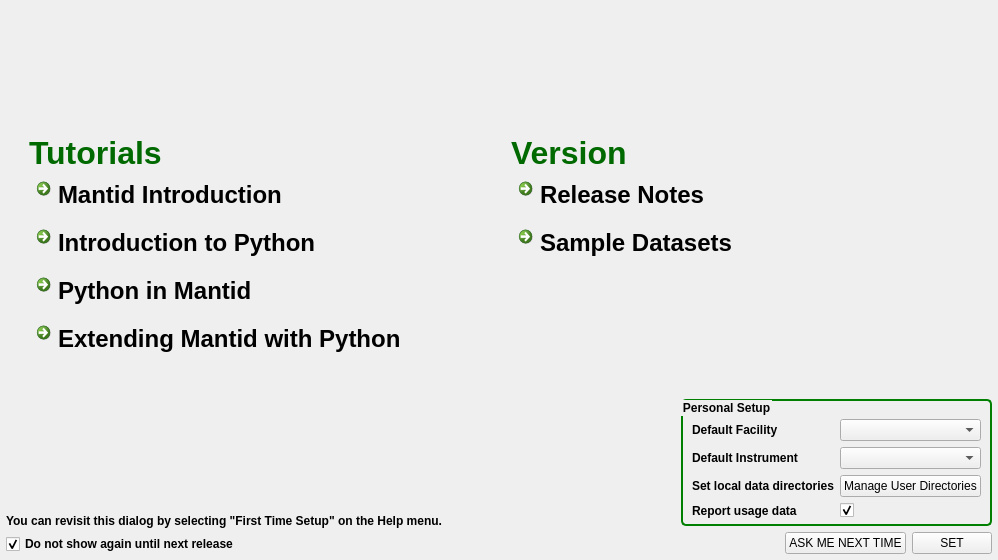
Above: Code/Mantid/MantidPlot/src/Mantid/FirstTimeSetup.ui from mantidproject/mantid before the change. Below: the same form after it.
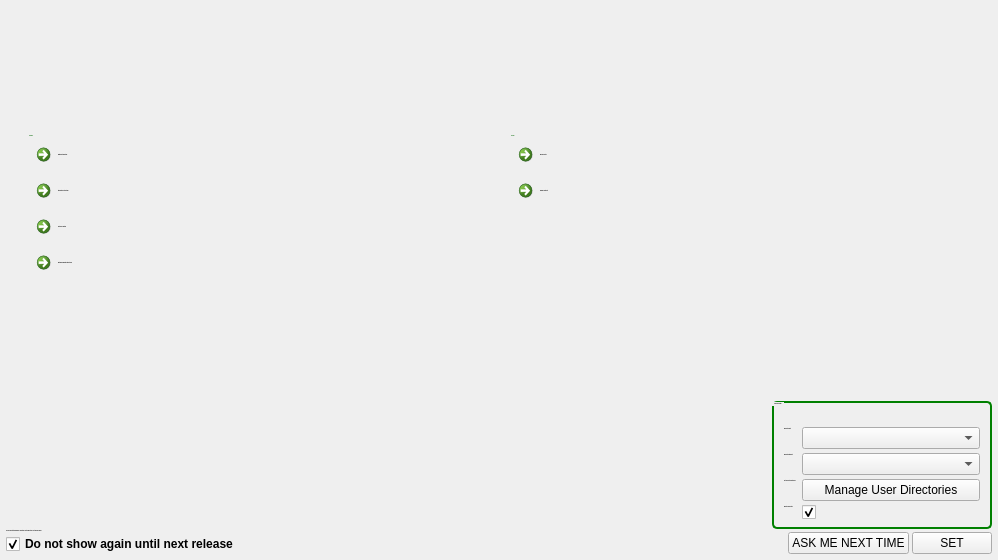
That is the form after the change. Icons and pictures are not drawn. Custom widgets are drawn as their Qt base class.

Commit message: re #10772 try to decrease conflicts

```diff
--- a/Code/Mantid/MantidPlot/src/Mantid/FirstTimeSetup.ui
+++ b/Code/Mantid/MantidPlot/src/Mantid/FirstTimeSetup.ui
@@ -37,8 +37,31 @@
    <string>Welcome to Mantid</string>
   </property>
   <property name="styleSheet">
-   <string notr="true">QDialog#FirstTimeSetup{background-image: url(:/First_use_Background.png);}
-</string>
+   <string notr="true">QDialog#FirstTimeSetup{
+	background-image: url(:/First_use_Background.png);
+}
+QDialog#FirstTimeSetup QLabel{
+	font: 12px &quot;Segoe UI&quot;;
+    font-weight: bold;
+}
+QDialog#FirstTimeSetup QCheckbox{
+	font: 12px&quot;Segoe UI&quot;;
+    font-weight: bold;
+}
+QDialog#FirstTimeSetup QGroupBox{
+	font: 12px &quot;Segoe UI&quot;;
+    font-weight: bold;
+}
+QDialog#FirstTimeSetup QPushButton{
+	font: 12px&quot;Segoe UI&quot;;
+}
+QDialog#FirstTimeSetup QComboBox{
+	font: 12px &quot;Segoe UI&quot;;
+}
+QDialog#FirstTimeSetup QCommandLinkButton{
+	font: 28px &quot;Segoe UI&quot;;
+    font-weight: bold;
+}</string>
   </property>
   <layout class="QVBoxLayout" name="verticalLayout_3">
    <property name="leftMargin">
@@ -66,8 +89,9 @@
        <property name="font">
         <font>
          <family>Segoe UI</family>
-         <pointsize>18</pointsize>
+         <pointsize>-1</pointsize>
          <weight>75</weight>
+         <italic>false</italic>
          <bold>true</bold>
         </font>
        </property>
@@ -100,8 +124,9 @@
        <property name="font">
         <font>
          <family>Segoe UI</family>
-         <pointsize>18</pointsize>
+         <pointsize>-1</pointsize>
          <weight>75</weight>
+         <italic>false</italic>
          <bold>true</bold>
         </font>
        </property>
@@ -134,8 +159,9 @@
        <property name="font">
         <font>
          <family>Segoe UI</family>
-         <pointsize>18</pointsize>
+         <pointsize>-1</pointsize>
          <weight>75</weight>
+         <italic>false</italic>
          <bold>true</bold>
         </font>
        </property>
@@ -168,8 +194,9 @@
        <property name="font">
         <font>
          <family>Segoe UI</family>
-         <pointsize>18</pointsize>
+         <pointsize>-1</pointsize>
          <weight>75</weight>
+         <italic>false</italic>
          <bold>true</bold>
         </font>
        </property>
@@ -202,13 +229,16 @@
        <property name="font">
         <font>
          <family>Segoe UI</family>
-         <pointsize>24</pointsize>
+         <pointsize>-1</pointsize>
          <weight>75</weight>
+         <italic>false</italic>
          <bold>true</bold>
         </font>
        </property>
        <property name="styleSheet">
-        <string notr="true">color: rgb(0, 105, 0);</string>
+        <string notr="true">color: rgb(0, 105, 0);
+font: 28px &quot;Segoe UI&quot;;
+font-weight: bold;</string>
        </property>
        <property name="text">
         <string>Tutorials</string>
@@ -220,13 +250,16 @@
        <property name="font">
         <font>
          <family>Segoe UI</family>
-         <pointsize>24</pointsize>
+         <pointsize>-1</pointsize>
          <weight>75</weight>
+         <italic>false</italic>
          <bold>true</bold>
         </font>
        </property>
        <property name="styleSheet">
-        <string notr="true">color: rgb(0, 105, 0);</string>
+        <string notr="true">color: rgb(0, 105, 0);
+font: 28px &quot;Segoe UI&quot;;
+font-weight: bold;</string>
        </property>
        <property name="text">
         <string>Version </string>
@@ -238,8 +271,9 @@
        <property name="font">
         <font>
          <family>Segoe UI</family>
-         <pointsize>18</pointsize>
+         <pointsize>-1</pointsize>
          <weight>75</weight>
+         <italic>false</italic>
          <bold>true</bold>
         </font>
        </property>
@@ -273,8 +307,9 @@
        <property name="font">
         <font>
          <family>Segoe UI</family>
-         <pointsize>18</pointsize>
+         <pointsize>-1</pointsize>
          <weight>75</weight>
+         <italic>false</italic>
          <bold>true</bold>
         </font>
        </property>
@@ -321,6 +356,9 @@
     <layout class="QHBoxLayout" name="horizontalLayout_2">
      <item>
       <layout class="QVBoxLayout" name="verticalLayout_2">
+       <property name="spacing">
+        <number>2</number>
+       </property>
        <item>
         <widget class="QLabel" name="lbUpdate">
          <property name="minimumSize">
@@ -332,7 +370,9 @@
          <property name="font">
           <font>
            <family>Segoe UI</family>
+           <pointsize>-1</pointsize>
            <weight>75</weight>
+           <italic>false</italic>
            <bold>true</bold>
           </font>
          </property>
@@ -387,12 +427,17 @@
      </item>
      <item>
       <layout class="QVBoxLayout" name="verticalLayout">
+       <property name="spacing">
+        <number>3</number>
+       </property>
        <item>
         <widget class="QGroupBox" name="grpPersonalSetup">
          <property name="font">
           <font>
            <family>Segoe UI</family>
+           <pointsize>-1</pointsize>
            <weight>75</weight>
+           <italic>false</italic>
            <bold>true</bold>
           </font>
          </property>
@@ -413,6 +458,9 @@
           <property name="fieldGrowthPolicy">
            <enum>QFormLayout::AllNonFixedFieldsGrow</enum>
           </property>
+          <property name="verticalSpacing">
+           <number>4</number>
+          </property>
           <property name="topMargin">
            <number>18</number>
           </property>
@@ -424,7 +472,9 @@
             <property name="font">
              <font>
               <family>Segoe UI</family>
+              <pointsize>-1</pointsize>
               <weight>75</weight>
+              <italic>false</italic>
               <bold>true</bold>
              </font>
             </property>
@@ -451,7 +501,9 @@
             <property name="font">
              <font>
               <family>Segoe UI</family>
+              <pointsize>-1</pointsize>
               <weight>75</weight>
+              <italic>false</italic>
               <bold>true</bold>
              </font>
             </property>
@@ -475,7 +527,9 @@
             <property name="font">
              <font>
               <family>Segoe UI</family>
+              <pointsize>-1</pointsize>
               <weight>75</weight>
+              <italic>false</italic>
               <bold>true</bold>
              </font>
             </property>
@@ -512,7 +566,9 @@
             <property name="font">
              <font>
               <family>Segoe UI</family>
+              <pointsize>-1</pointsize>
               <weight>75</weight>
+              <italic>false</italic>
               <bold>true</bold>
              </font>
             </property>
```
